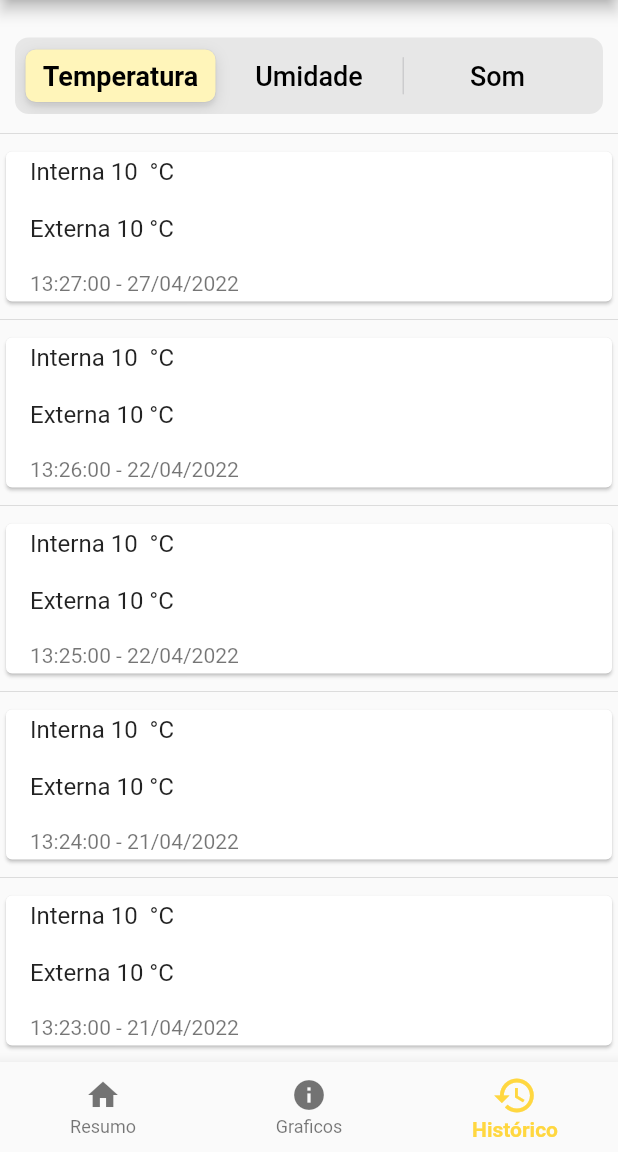
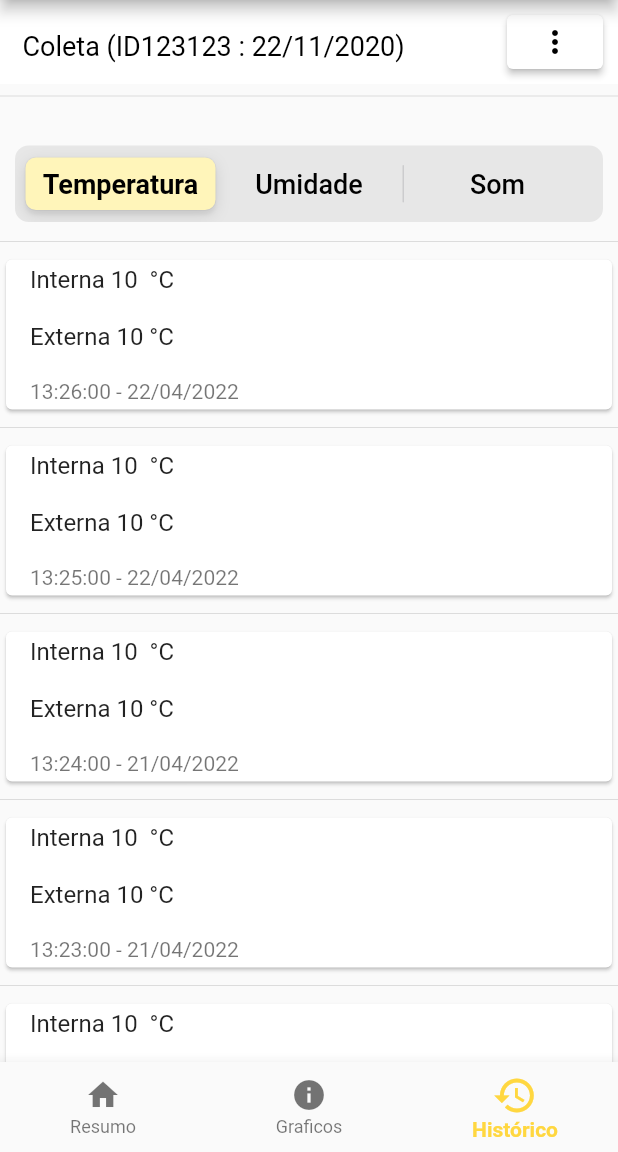
Before and after one commit to Apicultores/mobile-app, a Flutter app: the screen it shows after launch, item 3 of the bottom bar chosen, on a phone screen of 412 x 824 dp, the part 84-1236 px from its top. Run offline on Flutter 3.47's test engine with Material 2 defaults, Android fonts, the phone set to English and light mode, and no system bars; our stand-ins replace syncfusion_flutter_charts.

Commit message:
Adição de header com id da coleta

```diff
--- a/bee_monitoring_app/lib/Scenes/Home/HomeViewController.dart
+++ b/bee_monitoring_app/lib/Scenes/Home/HomeViewController.dart
@@ -7,7 +7,6 @@ import 'package:bee_monitoring_app/Commons/Service.dart';
 class HomeViewController extends StatelessWidget {
   final List<Item> data;
   HomeViewController(this.data);
-
   HomeViewModel homeViewModel = HomeViewModel();
 
   // MARK: - Life Cycle
--- a/bee_monitoring_app/lib/Scenes/TimeLine/TimeLineViewController.dart
+++ b/bee_monitoring_app/lib/Scenes/TimeLine/TimeLineViewController.dart
@@ -31,10 +31,19 @@ class _TimeLineViewControllerState extends State<TimeLineViewController> {
     return
     ListView.separated(
         separatorBuilder: (BuildContext context, int index) => const Divider(),
-        itemCount: _data.length,
+        itemCount: _data.length + 1,
         itemBuilder: (context, index) {
-          return index == 0
-              ? Container(
+          return createWidget(index);
+        });
+  }
+
+  Widget createWidget(int index) {
+    switch (index) {
+      case 0:
+        return timelineViewModel.createHeader();
+      case 1:
+        return
+        Container(
                   alignment: Alignment.center,
                   padding: EdgeInsets.only(left: 10, bottom: 5, right: 10, top: 25),
                   child: CupertinoSlidingSegmentedControl<int>(
@@ -60,9 +69,10 @@ class _TimeLineViewControllerState extends State<TimeLineViewController> {
                       });
                     },
                   ),
-                )
-              : timelineViewModel.buildCard(_type, _data[index]);
-        });
+                );
+      default:
+      return timelineViewModel.buildCard(_type, _data[index]);
+    }
   }
 
   // MARK: - Load Data
--- a/bee_monitoring_app/lib/Scenes/TimeLine/TimelineViewModel.dart
+++ b/bee_monitoring_app/lib/Scenes/TimeLine/TimelineViewModel.dart
@@ -41,4 +41,34 @@ class TimelineViewModel {
         return "";
     }
   }
+
+    Widget createHeader() {
+    return Container(
+      color: Colors.white,
+      child: (Row(
+        children: <Widget>[
+          Padding(
+              padding:
+                  EdgeInsets.only(left: 15, bottom: 15, right: 20, top: 20),
+              child: Text(
+                "Coleta (ID123123 : 22/11/2020)",
+                style: TextStyle(
+                    color: Color.fromARGB(255, 0, 0, 0),
+                    fontSize: 18.0,
+                    fontWeight: FontWeight.normal),
+              )),
+          Expanded(child: Container()),
+          ElevatedButton(
+            onPressed: () {},
+            style: ElevatedButton.styleFrom(primary: Colors.white),
+            child: Icon(
+              Icons.more_vert_sharp,
+              size: 24.0,
+            ),
+          ),
+          SizedBox(width: 10),
+        ],
+      )),
+    );
+  }
 }
```
